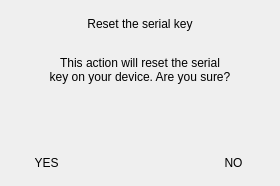
demlabs-cellframe/dap-ui-sdk, file forms/ui/brand_ui/KelVPN/popupdialog.ui: the form before one commit.
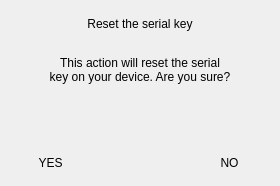
The form after the commit. Custom widgets are drawn as their Qt base class.

Commit message: bugs-5657|[+]Fixed login and toolbar interface layouts.

The edit to the form file:
```diff
--- a/forms/ui/brand_ui/KelVPN/popupdialog.ui
+++ b/forms/ui/brand_ui/KelVPN/popupdialog.ui
@@ -88,6 +88,18 @@
        <layout class="QHBoxLayout" name="horizontalLayout_2">
         <item>
          <widget class="DapGuiLabel" name="btnYes">
+          <property name="sizePolicy">
+           <sizepolicy hsizetype="Fixed" vsizetype="Preferred">
+            <horstretch>0</horstretch>
+            <verstretch>0</verstretch>
+           </sizepolicy>
+          </property>
+          <property name="minimumSize">
+           <size>
+            <width>101</width>
+            <height>0</height>
+           </size>
+          </property>
           <property name="text">
            <string>YES</string>
           </property>
@@ -100,14 +112,32 @@
          </widget>
         </item>
         <item>
-         <widget class="DapGuiWidget" name="spacer">
-          <property name="cssStyle">
-           <string>nobackground</string>
+         <spacer name="spacer">
+          <property name="orientation">
+           <enum>Qt::Horizontal</enum>
           </property>
-         </widget>
+          <property name="sizeHint" stdset="0">
+           <size>
+            <width>40</width>
+            <height>20</height>
+           </size>
+          </property>
+         </spacer>
         </item>
         <item>
          <widget class="DapGuiLabel" name="btnNo">
+          <property name="sizePolicy">
+           <sizepolicy hsizetype="Fixed" vsizetype="Preferred">
+            <horstretch>0</horstretch>
+            <verstretch>0</verstretch>
+           </sizepolicy>
+          </property>
+          <property name="minimumSize">
+           <size>
+            <width>101</width>
+            <height>0</height>
+           </size>
+          </property>
           <property name="text">
            <string>NO</string>
           </property>
```
Left out of the diff: 16 changed lines with no effect on the pictures. The commit also changes 3 other files.
